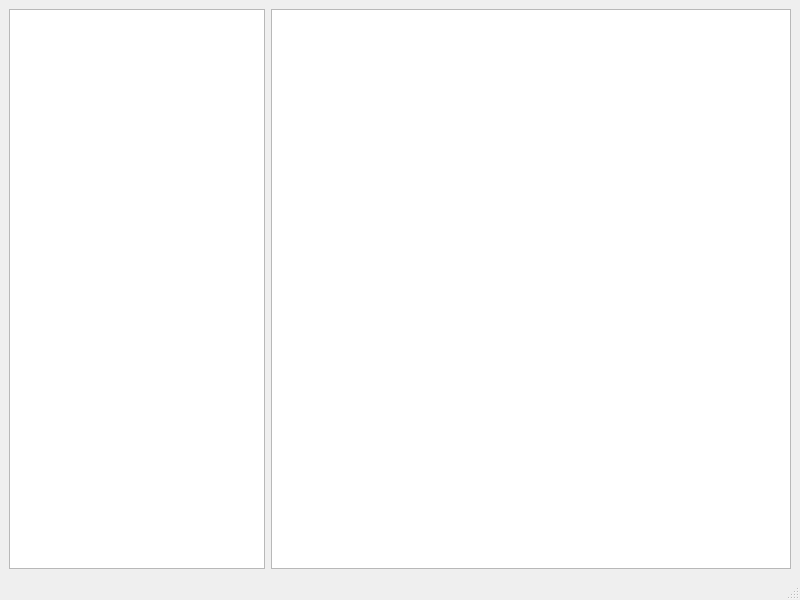
Qt form mainwindow.ui (remosrulloda/Pennyworth) before a commit.
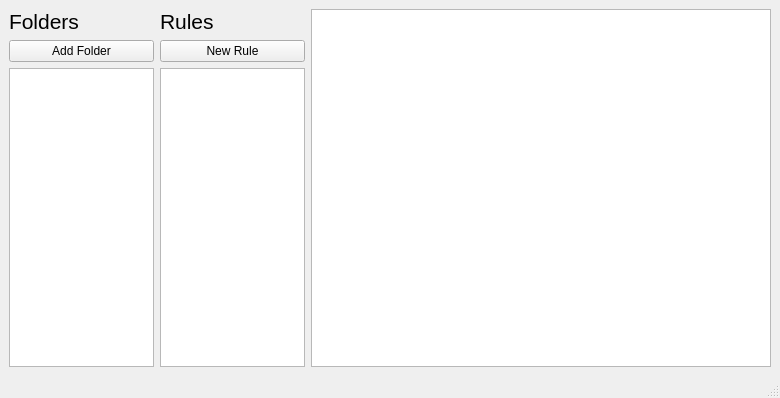
The same form after that commit.

Commit message: UI changes & Adding QFileDialog.getExistingDirectory()

```diff
--- a/mainwindow.ui
+++ b/mainwindow.ui
@@ -6,20 +6,80 @@
    <rect>
     <x>0</x>
     <y>0</y>
-    <width>800</width>
-    <height>600</height>
+    <width>780</width>
+    <height>398</height>
    </rect>
   </property>
   <property name="windowTitle">
    <string>MainWindow</string>
   </property>
   <widget class="QWidget" name="centralwidget">
-   <layout class="QFormLayout" name="formLayout_2">
-    <item row="0" column="0">
-     <widget class="QListView" name="folderView"/>
+   <layout class="QHBoxLayout" name="horizontalLayout">
+    <item>
+     <layout class="QVBoxLayout" name="verticalLayout">
+      <item>
+       <widget class="QLabel" name="folderLabel">
+        <property name="font">
+         <font>
+          <pointsize>16</pointsize>
+         </font>
+        </property>
+        <property name="text">
+         <string>Folders</string>
+        </property>
+       </widget>
+      </item>
+      <item>
+       <widget class="QPushButton" name="addFolderBtn">
+        <property name="text">
+         <string>Add Folder</string>
+        </property>
+       </widget>
+      </item>
+      <item>
+       <widget class="QListView" name="folderView"/>
+      </item>
+     </layout>
     </item>
-    <item row="0" column="1">
-     <widget class="QListView" name="ruleView"/>
+    <item>
+     <layout class="QVBoxLayout" name="verticalLayout_2">
+      <item>
+       <widget class="QLabel" name="label">
+        <property name="font">
+         <font>
+          <pointsize>16</pointsize>
+         </font>
+        </property>
+        <property name="text">
+         <string>Rules</string>
+        </property>
+       </widget>
+      </item>
+      <item>
+       <widget class="QPushButton" name="addRule">
+        <property name="text">
+         <string>New Rule</string>
+        </property>
+       </widget>
+      </item>
+      <item>
+       <widget class="QListWidget" name="ruleView"/>
+      </item>
+     </layout>
+    </item>
+    <item>
+     <layout class="QVBoxLayout" name="verticalLayout_3">
+      <item>
+       <widget class="QListWidget" name="ruleEditorView">
+        <property name="minimumSize">
+         <size>
+          <width>460</width>
+          <height>0</height>
+         </size>
+        </property>
+       </widget>
+      </item>
+     </layout>
     </item>
    </layout>
   </widget>
```
Left out of the diff: 2 changed lines with no effect on the pictures. The commit also changes 7 other files.
